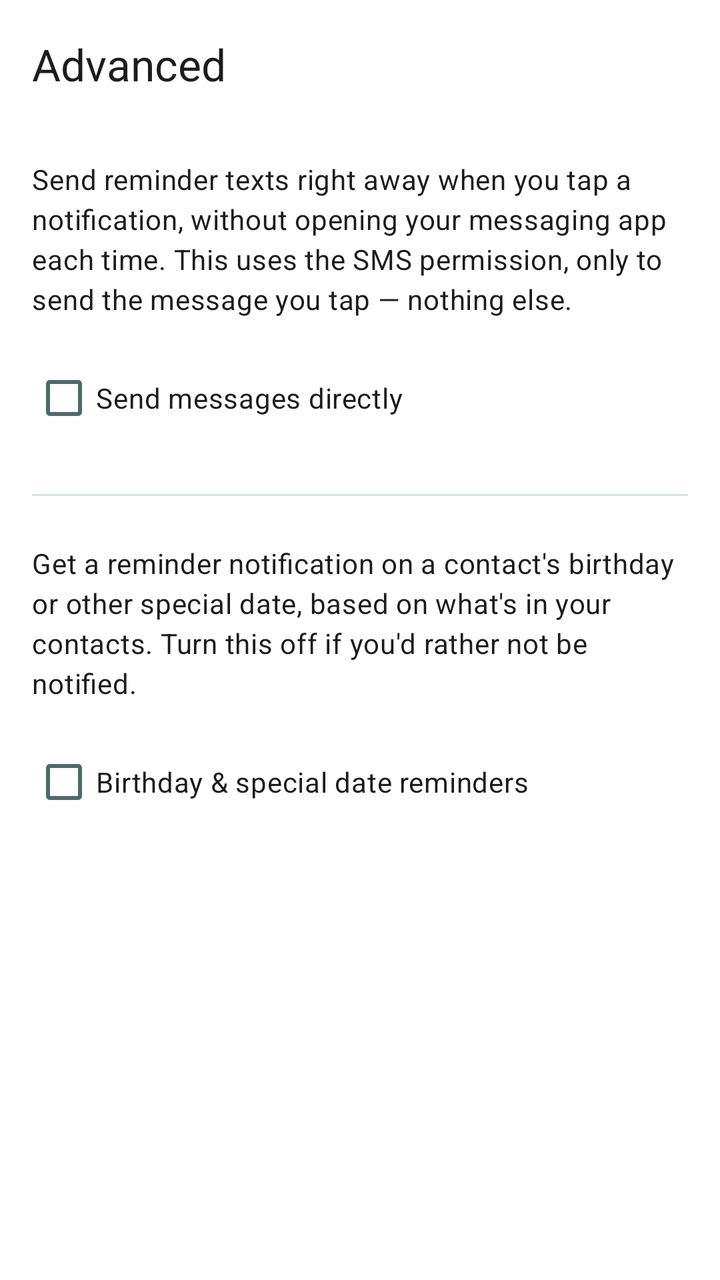
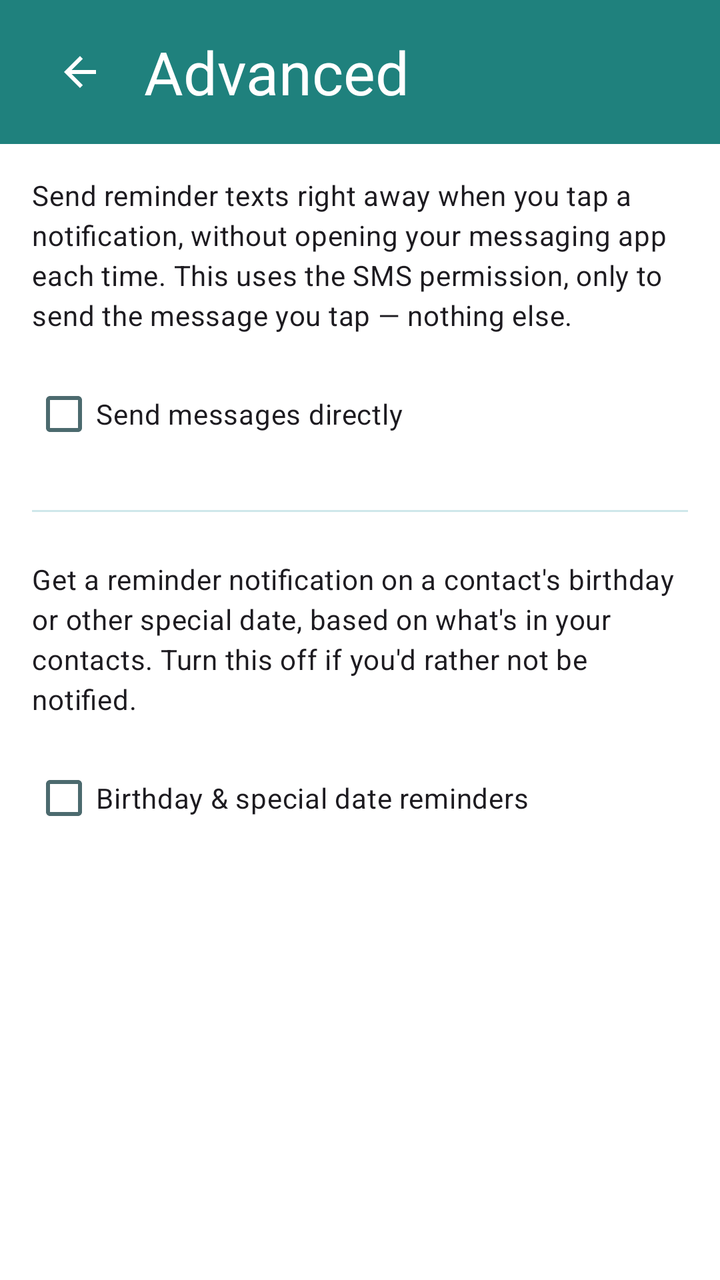

An Android layout rendered at two revisions. The XML below is the earlier revision; the diff shows what the commit changed to produce the second picture.
<!-- AndroidManifest.xml: application theme Theme.FriendMinder -->
<!-- res/layout/fragment_advanced_settings.xml -->
<?xml version="1.0" encoding="utf-8"?>
<LinearLayout xmlns:android="http://schemas.android.com/apk/res/android"
    xmlns:app="http://schemas.android.com/apk/res-auto"
    android:layout_width="match_parent"
    android:layout_height="match_parent"
    android:orientation="vertical">

    <com.google.android.material.appbar.MaterialToolbar
        android:id="@+id/toolbar"
        android:layout_width="match_parent"
        android:layout_height="?attr/actionBarSize"
        app:title="@string/title_advanced_settings" />

    <ScrollView
        android:layout_width="match_parent"
        android:layout_height="0dp"
        android:layout_weight="1">

        <LinearLayout
            android:layout_width="match_parent"
            android:layout_height="wrap_content"
            android:orientation="vertical"
            android:padding="16dp">

            <TextView
                android:layout_width="match_parent"
                android:layout_height="wrap_content"
                android:text="@string/helper_direct_send_explanation"
                android:textAppearance="?attr/textAppearanceBodyMedium"
                android:layout_marginBottom="16dp" />

            <CheckBox
                android:id="@+id/directSendCheckbox"
                android:layout_width="wrap_content"
                android:layout_height="wrap_content"
                android:text="@string/checkbox_direct_send" />

            <TextView
                android:id="@+id/permissionDeniedHelper"
                android:layout_width="match_parent"
                android:layout_height="wrap_content"
                android:text="@string/label_direct_send_permission_denied"
                android:textAppearance="?attr/textAppearanceBodyMedium"
                android:textColor="?attr/colorError"
                android:layout_marginTop="16dp"
                android:visibility="gone" />

            <View
                android:layout_width="match_parent"
                android:layout_height="1dp"
                android:layout_marginTop="24dp"
                android:layout_marginBottom="24dp"
                android:background="?attr/colorOutlineVariant" />

            <TextView
                android:layout_width="match_parent"
                android:layout_height="wrap_content"
                android:text="@string/helper_birthday_check_explanation"
                android:textAppearance="?attr/textAppearanceBodyMedium"
                android:layout_marginBottom="16dp" />

            <CheckBox
                android:id="@+id/birthdayCheckCheckbox"
                android:layout_width="wrap_content"
                android:layout_height="wrap_content"
                android:text="@string/checkbox_birthday_check" />

        </LinearLayout>
    </ScrollView>
</LinearLayout>
<!-- resources referenced by this layout -->
<resources>
  <string name="checkbox_birthday_check">Birthday &amp; special date reminders</string>
  <string name="checkbox_direct_send">Send messages directly</string>
  <string name="helper_birthday_check_explanation">Get a reminder notification on a contact\'s birthday or other special date, based on what\'s in your contacts. Turn this off if you\'d rather not be notified.</string>
  <string name="helper_direct_send_explanation">Send reminder texts right away when you tap a notification, without opening your messaging app each time. This uses the SMS permission, only to send the message you tap — nothing else.</string>
  <string name="label_direct_send_permission_denied">SMS permission isn\'t granted, so messages will open in your messaging app instead. To enable direct sending, turn this back on and allow the permission when asked.</string>
  <string name="title_advanced_settings">Advanced</string>
  <style name="Theme.FriendMinder" parent="Theme.Material3.Light.NoActionBar">
          <item name="colorPrimary">@color/fm_primary</item>
          <item name="colorOnPrimary">@color/fm_on_primary</item>
          <item name="colorPrimaryContainer">@color/fm_primary_container</item>
          <item name="colorOnPrimaryContainer">@color/fm_on_primary_container</item>
  
          <item name="colorSecondary">@color/fm_secondary</item>
          <item name="colorOnSecondary">@color/fm_on_secondary</item>
          <item name="colorSecondaryContainer">@color/fm_secondary_container</item>
          <item name="colorOnSecondaryContainer">@color/fm_on_secondary_container</item>
  
          <item name="colorSurface">@color/fm_surface</item>
          <item name="colorOnSurface">@color/fm_ink</item>
          <item name="colorSurfaceVariant">@color/fm_surface_variant</item>
          <item name="colorOnSurfaceVariant">@color/fm_ink_dim</item>
  
          <item name="colorOutline">@color/fm_outline</item>
          <item name="colorOutlineVariant">@color/fm_divider</item>
  
          <item name="colorError">@color/fm_error</item>
          <item name="colorErrorContainer">@color/fm_error_container</item>
          <item name="colorOnErrorContainer">@color/fm_on_error_container</item>
  
          
          <item name="android:windowBackground">@color/fm_surface</item>
      </style>
  <color name="fm_primary">#1F817D</color>
  <color name="fm_on_primary">#FFFFFF</color>
  <color name="fm_primary_container">#B0E8E6</color>
  <color name="fm_on_primary_container">#195556</color>
  <color name="fm_secondary">#5ABBEB</color>
  <color name="fm_on_secondary">#0A2E31</color>
  <color name="fm_secondary_container">#D6EBF8</color>
  <color name="fm_on_secondary_container">#0A2E31</color>
  <color name="fm_surface">#FFFFFF</color>
  <color name="fm_ink">#1B2E30</color>
  <color name="fm_surface_variant">#D3E9F4</color>
  <color name="fm_ink_dim">#4C6A6E</color>
  <color name="fm_outline">#5A8A92</color>
  <color name="fm_divider">#CFE7EA</color>
  <color name="fm_error">#B3261E</color>
  <color name="fm_error_container">#F9DEDC</color>
  <color name="fm_on_error_container">#410E0B</color>
</resources>

<!-- the commit's change to res/layout/fragment_advanced_settings.xml (unified diff, before → after) -->
@@ -5,11 +5,49 @@
     android:layout_height="match_parent"
     android:orientation="vertical">
 
-    <com.google.android.material.appbar.MaterialToolbar
-        android:id="@+id/toolbar"
+    
+    <LinearLayout
+        android:id="@+id/headerContainer"
         android:layout_width="match_parent"
-        android:layout_height="?attr/actionBarSize"
-        app:title="@string/title_advanced_settings" />
+        android:layout_height="wrap_content"
+        android:orientation="vertical"
+        android:background="@color/fm_header">
+
+        <View
+            android:id="@+id/statusBarSpacer"
+            android:layout_width="match_parent"
+            android:layout_height="0dp" />
+
+        <FrameLayout
+            android:layout_width="match_parent"
+            android:layout_height="@dimen/fm_home_header_height">
+
+            <ImageButton
+                android:id="@+id/backButton"
+                android:layout_width="48dp"
+                android:layout_height="48dp"
+                android:layout_gravity="start|center_vertical"
+                android:layout_marginStart="16dp"
+                android:padding="12dp"
+                android:background="?attr/selectableItemBackgroundBorderless"
+                android:src="@drawable/ic_arrow_back"
+                app:tint="@color/fm_on_primary"
+                android:contentDescription="@string/content_desc_back" />
+
+            <TextView
+                android:id="@+id/headerTitle"
+                android:layout_width="wrap_content"
+                android:layout_height="wrap_content"
+                android:layout_gravity="start|center_vertical"
+                android:layout_marginStart="72dp"
+                android:layout_marginEnd="@dimen/fm_space_6"
+                android:text="@string/title_advanced_settings"
+                android:textColor="@color/fm_on_primary"
+                android:textSize="@dimen/fm_header_title_size"
+                android:maxLines="1"
+                android:ellipsize="end" />
+        </FrameLayout>
+    </LinearLayout>
 
     <ScrollView
         android:layout_width="match_parent"
<!-- resource entries referenced after the edit -->
@@ -1,7 +1,9 @@
 <!-- resources referenced by this layout -->
 <resources>
+  <color name="fm_header">#1F817D</color>
   <string name="checkbox_birthday_check">Birthday &amp; special date reminders</string>
   <string name="checkbox_direct_send">Send messages directly</string>
+  <string name="content_desc_back">Back</string>
   <string name="helper_birthday_check_explanation">Get a reminder notification on a contact\'s birthday or other special date, based on what\'s in your contacts. Turn this off if you\'d rather not be notified.</string>
   <string name="helper_direct_send_explanation">Send reminder texts right away when you tap a notification, without opening your messaging app each time. This uses the SMS permission, only to send the message you tap — nothing else.</string>
   <string name="label_direct_send_permission_denied">SMS permission isn\'t granted, so messages will open in your messaging app instead. To enable direct sending, turn this back on and allow the permission when asked.</string>
@@ -34,6 +36,20 @@
       </style>
   <color name="fm_primary">#1F817D</color>
   <color name="fm_on_primary">#FFFFFF</color>
+  <dimen name="fm_header_title_size">30sp</dimen>
+  <dimen name="fm_home_header_height">72dp</dimen>
+  <dimen name="fm_space_6">24dp</dimen>
+  <!-- drawable ic_arrow_back (drawable) -->
+  <vector xmlns:android="http://schemas.android.com/apk/res/android"
+      android:width="24dp"
+      android:height="24dp"
+      android:viewportWidth="24"
+      android:viewportHeight="24"
+      android:tint="?attr/colorOnSurface">
+      <path
+          android:fillColor="@android:color/white"
+          android:pathData="M20,11H7.83l5.59,-5.59L12,4l-8,8 8,8 1.41,-1.41L7.83,13H20v-2z" />
+  </vector>
   <color name="fm_primary_container">#B0E8E6</color>
   <color name="fm_on_primary_container">#195556</color>
   <color name="fm_secondary">#5ABBEB</color>
